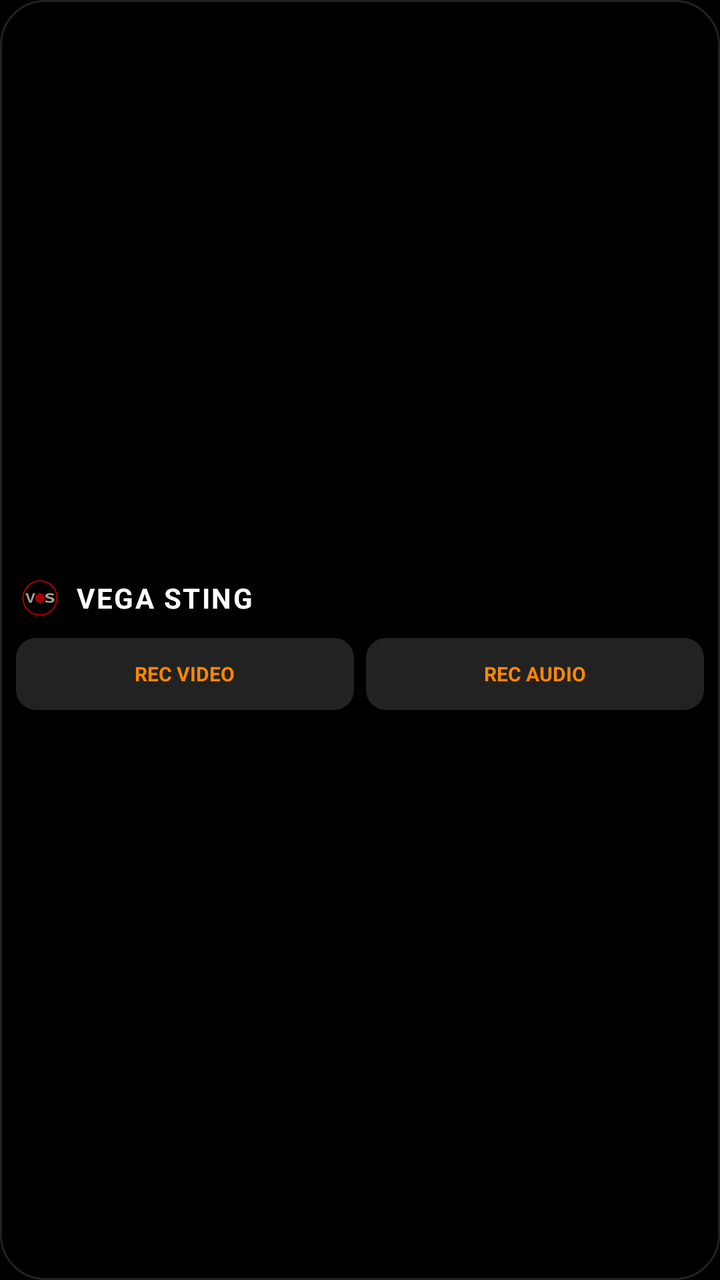
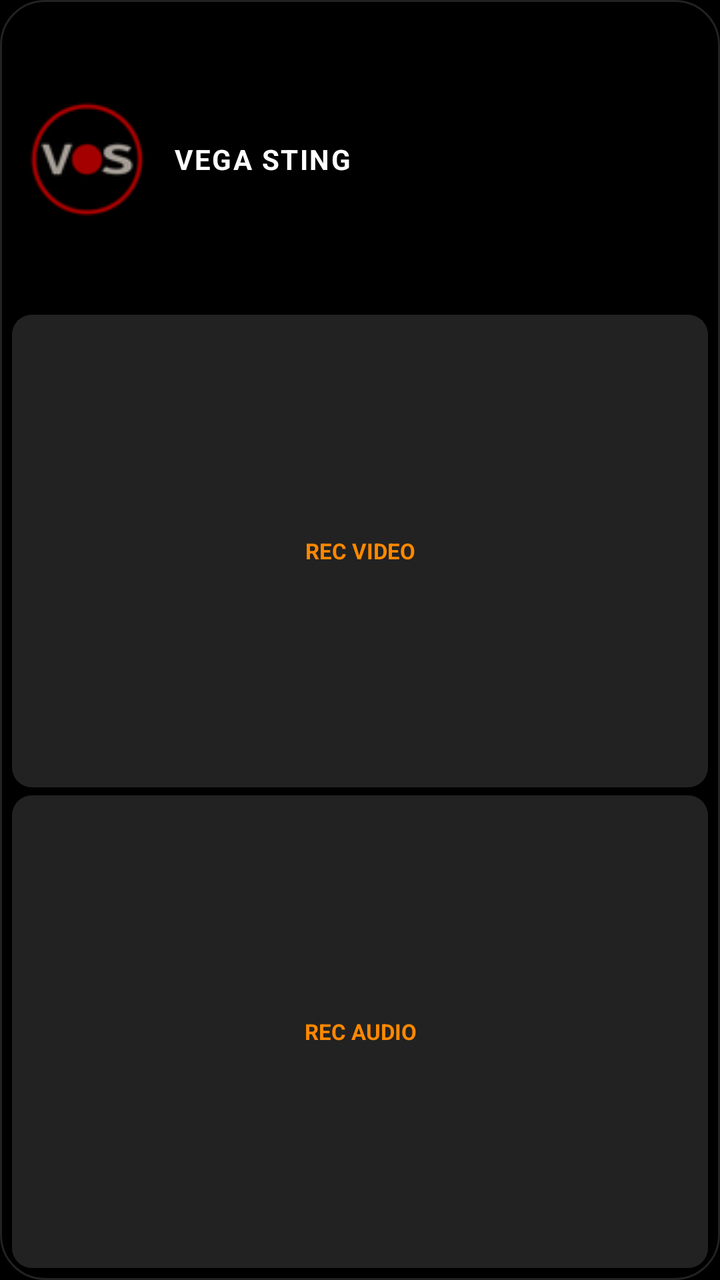

Before-and-after screenshots of an Android layout around one commit, followed by the original layout XML and the change that was made.
<!-- AndroidManifest.xml: application theme Theme.VEGASTING -->
<!-- res/layout/widget_recording.xml -->
<?xml version="1.0" encoding="utf-8"?>
<LinearLayout
    xmlns:android="http://schemas.android.com/apk/res/android"
    android:id="@+id/widgetRoot"
    android:layout_width="match_parent"
    android:layout_height="match_parent"
    android:orientation="vertical"
    android:gravity="center"
    android:background="@drawable/widget_background"
    android:padding="8dp">

    <LinearLayout
        android:id="@+id/widgetHeader"
        android:layout_width="match_parent"
        android:layout_height="28dp"
        android:orientation="horizontal"
        android:gravity="center_vertical">

        <ImageView
            android:id="@+id/widgetLogo"
            android:layout_width="24dp"
            android:layout_height="24dp"
            android:src="@drawable/widget_logo"
            android:scaleType="centerInside" />

        <TextView
            android:id="@+id/widgetTitle"
            android:layout_width="0dp"
            android:layout_height="wrap_content"
            android:layout_weight="1"
            android:layout_marginStart="6dp"
            android:text="VEGA STING"
            android:textColor="#FFFFFF"
            android:textSize="14sp"
            android:textStyle="bold"
            android:letterSpacing="0.06"
            android:gravity="center_vertical"
            android:maxLines="1" />

    </LinearLayout>

    <LinearLayout
        android:id="@+id/buttonPanel"
        android:layout_width="match_parent"
        android:layout_height="36dp"
        android:orientation="horizontal"
        android:gravity="center"
        android:layout_marginTop="6dp">

        <Button
            android:id="@+id/btnLeft"
            android:layout_width="0dp"
            android:layout_height="36dp"
            android:layout_weight="1"
            android:minHeight="0dp"
            android:minWidth="0dp"
            android:text="REC VIDEO"
            android:textSize="10sp"
            android:textColor="#FF8800"
            android:textStyle="bold"
            android:gravity="center"
            android:padding="0dp"
            android:background="@drawable/widget_button_background"
            android:layout_marginEnd="3dp" />

        <Button
            android:id="@+id/btnRight"
            android:layout_width="0dp"
            android:layout_height="36dp"
            android:layout_weight="1"
            android:minHeight="0dp"
            android:minWidth="0dp"
            android:text="REC AUDIO"
            android:textSize="10sp"
            android:textColor="#FF8800"
            android:textStyle="bold"
            android:gravity="center"
            android:padding="0dp"
            android:background="@drawable/widget_button_background"
            android:layout_marginStart="3dp" />

    </LinearLayout>

</LinearLayout>
<!-- resources referenced by this layout -->
<resources>
  <!-- drawable widget_background (drawable) -->
  <?xml version="1.0" encoding="utf-8"?>
  <shape xmlns:android="http://schemas.android.com/apk/res/android"
      android:shape="rectangle">
      <solid android:color="#000000" />
      <corners android:radius="22dp" />
      <stroke
          android:width="1dp"
          android:color="#222222" />
  </shape>
  <!-- drawable widget_button_background (drawable) -->
  <?xml version="1.0" encoding="utf-8"?>
  <shape xmlns:android="http://schemas.android.com/apk/res/android"
      android:shape="rectangle">
      <solid android:color="#222222" />
      <corners android:radius="10dp" />
  </shape>
  <!-- drawable widget_logo: png bitmap (drawable-hdpi, 4037 bytes) -->
  <style name="Theme.VEGASTING" parent="android:Theme.Material.Light.NoActionBar">
          <item name="android:windowBackground">#000000</item>
      </style>
</resources>

<!-- the commit's change to res/layout/widget_recording.xml (unified diff, before → after) -->
@@ -5,29 +5,30 @@
     android:layout_width="match_parent"
     android:layout_height="match_parent"
     android:orientation="vertical"
-    android:gravity="center"
     android:background="@drawable/widget_background"
-    android:padding="8dp">
+    android:padding="6dp">
 
     <LinearLayout
         android:id="@+id/widgetHeader"
         android:layout_width="match_parent"
-        android:layout_height="28dp"
+        android:layout_height="0dp"
+        android:layout_weight="1"
         android:orientation="horizontal"
         android:gravity="center_vertical">
 
         <ImageView
             android:id="@+id/widgetLogo"
-            android:layout_width="24dp"
-            android:layout_height="24dp"
-            android:src="@drawable/widget_logo"
-            android:scaleType="centerInside" />
+            android:layout_width="0dp"
+            android:layout_height="match_parent"
+            android:layout_weight="0.22"
+            android:scaleType="fitCenter"
+            android:src="@drawable/widget_logo" />
 
         <TextView
             android:id="@+id/widgetTitle"
             android:layout_width="0dp"
             android:layout_height="wrap_content"
-            android:layout_weight="1"
+            android:layout_weight="0.78"
             android:layout_marginStart="6dp"
             android:text="VEGA STING"
             android:textColor="#FFFFFF"
@@ -35,50 +36,41 @@
             android:textStyle="bold"
             android:letterSpacing="0.06"
             android:gravity="center_vertical"
-            android:maxLines="1" />
+            android:maxLines="1"
+            android:ellipsize="end" />
 
     </LinearLayout>
 
-    <LinearLayout
-        android:id="@+id/buttonPanel"
+    <Button
+        android:id="@+id/btnLeft"
         android:layout_width="match_parent"
-        android:layout_height="36dp"
-        android:orientation="horizontal"
+        android:layout_height="0dp"
+        android:layout_weight="1.6"
+        android:layout_marginTop="4dp"
+        android:minHeight="0dp"
+        android:minWidth="0dp"
+        android:text="REC VIDEO"
+        android:textSize="11sp"
+        android:textColor="#FF8800"
+        android:textStyle="bold"
         android:gravity="center"
-        android:layout_marginTop="6dp">
+        android:padding="0dp"
+        android:background="@drawable/widget_button_background" />
 
-        <Button
-            android:id="@+id/btnLeft"
-            android:layout_width="0dp"
-            android:layout_height="36dp"
-            android:layout_weight="1"
-            android:minHeight="0dp"
-            android:minWidth="0dp"
-            android:text="REC VIDEO"
-            android:textSize="10sp"
-            android:textColor="#FF8800"
-            android:textStyle="bold"
-            android:gravity="center"
-            android:padding="0dp"
-            android:background="@drawable/widget_button_background"
-            android:layout_marginEnd="3dp" />
-
-        <Button
-            android:id="@+id/btnRight"
-            android:layout_width="0dp"
-            android:layout_height="36dp"
-            android:layout_weight="1"
-            android:minHeight="0dp"
-            android:minWidth="0dp"
-            android:text="REC AUDIO"
-            android:textSize="10sp"
-            android:textColor="#FF8800"
-            android:textStyle="bold"
-            android:gravity="center"
-            android:padding="0dp"
-            android:background="@drawable/widget_button_background"
-            android:layout_marginStart="3dp" />
-
-    </LinearLayout>
+    <Button
+        android:id="@+id/btnRight"
+        android:layout_width="match_parent"
+        android:layout_height="0dp"
+        android:layout_weight="1.6"
+        android:layout_marginTop="4dp"
+        android:minHeight="0dp"
+        android:minWidth="0dp"
+        android:text="REC AUDIO"
+        android:textSize="11sp"
+        android:textColor="#FF8800"
+        android:textStyle="bold"
+        android:gravity="center"
+        android:padding="0dp"
+        android:background="@drawable/widget_button_background" />
 
 </LinearLayout>
